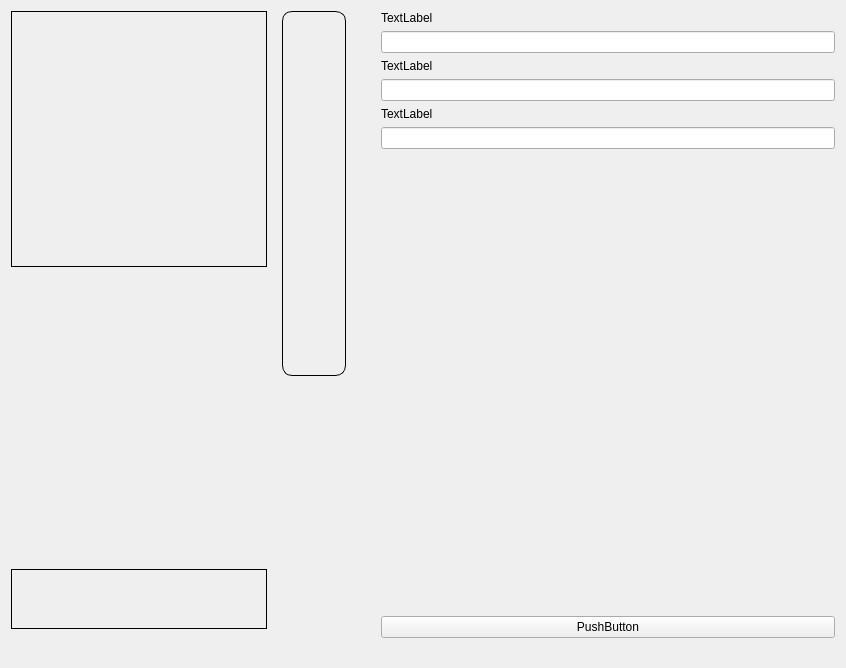
The window that mainwindow.ui (mortalis13/Qt-Color-Picker-Qt) describes before a commit, drawn with Qt 5.
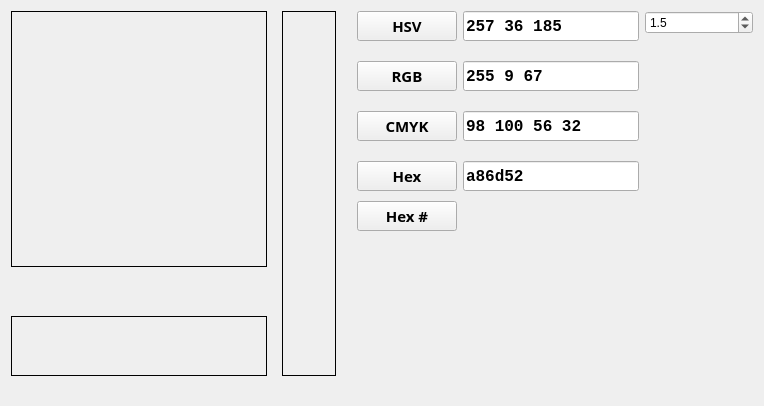
The same window after the commit. Custom widgets are drawn as their Qt base class.

Commit message: Layout, border, change huebar position

Diff of the .ui file:
```diff
--- a/mainwindow.ui
+++ b/mainwindow.ui
@@ -6,8 +6,8 @@
    <rect>
     <x>0</x>
     <y>0</y>
-    <width>846</width>
-    <height>668</height>
+    <width>764</width>
+    <height>401</height>
    </rect>
   </property>
   <property name="sizePolicy">
@@ -24,10 +24,10 @@
   </property>
   <widget class="QWidget" name="centralWidget">
    <layout class="QHBoxLayout" name="horizontalLayout">
-    <item>
-     <widget class="QWidget" name="widget" native="true">
+    <item alignment="Qt::AlignTop">
+     <widget class="QWidget" name="pColorPicker" native="true">
       <property name="sizePolicy">
-       <sizepolicy hsizetype="Preferred" vsizetype="Preferred">
+       <sizepolicy hsizetype="Preferred" vsizetype="Fixed">
         <horstretch>0</horstretch>
         <verstretch>0</verstretch>
        </sizepolicy>
@@ -35,7 +35,13 @@
       <property name="minimumSize">
        <size>
         <width>0</width>
-        <height>0</height>
+        <height>365</height>
+       </size>
+      </property>
+      <property name="maximumSize">
+       <size>
+        <width>16777215</width>
+        <height>365</height>
        </size>
       </property>
       <property name="autoFillBackground">
@@ -49,31 +55,34 @@
         <number>0</number>
        </property>
        <property name="rightMargin">
-        <number>9</number>
+        <number>0</number>
        </property>
        <property name="bottomMargin">
-        <number>9</number>
+        <number>0</number>
        </property>
        <property name="spacing">
         <number>0</number>
        </property>
-       <item row="0" column="1">
-        <spacer name="horizontalSpacer">
-         <property name="orientation">
-          <enum>Qt::Horizontal</enum>
+       <item row="0" column="0" alignment="Qt::AlignTop">
+        <widget class="SatValueSelector" name="satValueSelector" native="true">
+         <property name="sizePolicy">
+          <sizepolicy hsizetype="Fixed" vsizetype="Fixed">
+           <horstretch>0</horstretch>
+           <verstretch>0</verstretch>
+          </sizepolicy>
          </property>
-         <property name="sizeType">
-          <enum>QSizePolicy::Fixed</enum>
-         </property>
-         <property name="sizeHint" stdset="0">
+         <property name="minimumSize">
           <size>
-           <width>15</width>
-           <height>20</height>
+           <width>256</width>
+           <height>256</height>
           </size>
          </property>
-        </spacer>
+         <property name="styleSheet">
+          <string notr="true">border:1px solid;</string>
+         </property>
+        </widget>
        </item>
-       <item row="0" column="2" rowspan="3" alignment="Qt::AlignTop">
+       <item row="0" column="2" rowspan="4" alignment="Qt::AlignTop">
         <widget class="HueBar" name="hueBar" native="true">
          <property name="sizePolicy">
           <sizepolicy hsizetype="Fixed" vsizetype="Fixed">
@@ -83,19 +92,25 @@
          </property>
          <property name="minimumSize">
           <size>
-           <width>64</width>
+           <width>54</width>
            <height>365</height>
           </size>
          </property>
+         <property name="maximumSize">
+          <size>
+           <width>54</width>
+           <height>16777215</height>
+          </size>
+         </property>
          <property name="autoFillBackground">
           <bool>false</bool>
          </property>
          <property name="styleSheet">
-          <string notr="true">border:1px solid; border-radius:10px</string>
+          <string notr="true">border:1px solid</string>
          </property>
         </widget>
        </item>
-       <item row="2" column="0" alignment="Qt::AlignBottom">
+       <item row="3" column="0" alignment="Qt::AlignBottom">
         <widget class="ColorSample" name="colorSample" native="true">
          <property name="sizePolicy">
           <sizepolicy hsizetype="Fixed" vsizetype="Fixed">
@@ -114,6 +129,22 @@
          </property>
         </widget>
        </item>
+       <item row="0" column="1">
+        <spacer name="hSpacer2">
+         <property name="orientation">
+          <enum>Qt::Horizontal</enum>
+         </property>
+         <property name="sizeType">
+          <enum>QSizePolicy::Fixed</enum>
+         </property>
+         <property name="sizeHint" stdset="0">
+          <size>
+           <width>15</width>
+           <height>20</height>
+          </size>
+         </property>
+        </spacer>
+       </item>
        <item row="1" column="0">
         <spacer name="verticalSpacer">
          <property name="orientation">
@@ -162,106 +193,396 @@
       </property>
       <property name="sizeHint" stdset="0">
        <size>
-        <width>20</width>
+        <width>15</width>
         <height>20</height>
        </size>
       </property>
      </spacer>
     </item>
     <item>
-     <widget class="QWidget" name="widget_2" native="true">
-      <layout class="QVBoxLayout" name="verticalLayout">
-       <property name="leftMargin">
-        <number>0</number>
-       </property>
-       <property name="topMargin">
-        <number>0</number>
-       </property>
-       <property name="rightMargin">
-        <number>0</number>
-       </property>
-       <property name="bottomMargin">
-        <number>0</number>
-       </property>
-       <item>
-        <widget class="QLabel" name="label">
-         <property name="text">
-          <string>TextLabel</string>
+     <layout class="QVBoxLayout" name="loColorText">
+      <property name="spacing">
+       <number>20</number>
+      </property>
+      <property name="rightMargin">
+       <number>0</number>
+      </property>
+      <item>
+       <widget class="QWidget" name="pHSV" native="true">
+        <property name="sizePolicy">
+         <sizepolicy hsizetype="Preferred" vsizetype="Maximum">
+          <horstretch>0</horstretch>
+          <verstretch>0</verstretch>
+         </sizepolicy>
+        </property>
+        <property name="minimumSize">
+         <size>
+          <width>0</width>
+          <height>0</height>
+         </size>
+        </property>
+        <layout class="QHBoxLayout" name="horizontalLayout_4">
+         <property name="leftMargin">
+          <number>0</number>
          </property>
-        </widget>
-       </item>
-       <item>
-        <widget class="QLineEdit" name="lineEdit"/>
-       </item>
-       <item>
-        <widget class="QLabel" name="label_2">
-         <property name="text">
-          <string>TextLabel</string>
+         <property name="topMargin">
+          <number>0</number>
          </property>
-        </widget>
-       </item>
-       <item>
-        <widget class="QLineEdit" name="lineEdit_2"/>
-       </item>
-       <item>
-        <widget class="QLabel" name="label_3">
-         <property name="text">
-          <string>TextLabel</string>
+         <property name="rightMargin">
+          <number>0</number>
          </property>
-        </widget>
-       </item>
-       <item>
-        <widget class="QLineEdit" name="lineEdit_3"/>
-       </item>
-       <item>
-        <widget class="TestPaint" name="widget_3" native="true">
-         <property name="sizePolicy">
-          <sizepolicy hsizetype="Fixed" vsizetype="Fixed">
-           <horstretch>0</horstretch>
-           <verstretch>0</verstretch>
-          </sizepolicy>
+         <property name="bottomMargin">
+          <number>0</number>
          </property>
-         <property name="minimumSize">
-          <size>
-           <width>400</width>
-           <height>400</height>
-          </size>
+         <item>
+          <widget class="QPushButton" name="bHSV">
+           <property name="minimumSize">
+            <size>
+             <width>100</width>
+             <height>30</height>
+            </size>
+           </property>
+           <property name="font">
+            <font>
+             <family>Trebuchet MS</family>
+             <pointsize>11</pointsize>
+             <weight>75</weight>
+             <italic>false</italic>
+             <bold>true</bold>
+            </font>
+           </property>
+           <property name="text">
+            <string>HSV</string>
+           </property>
+          </widget>
+         </item>
+         <item>
+          <widget class="QLineEdit" name="leHSV">
+           <property name="sizePolicy">
+            <sizepolicy hsizetype="Fixed" vsizetype="Fixed">
+             <horstretch>0</horstretch>
+             <verstretch>0</verstretch>
+            </sizepolicy>
+           </property>
+           <property name="minimumSize">
+            <size>
+             <width>0</width>
+             <height>30</height>
+            </size>
+           </property>
+           <property name="font">
+            <font>
+             <family>Consolas</family>
+             <pointsize>12</pointsize>
+             <weight>75</weight>
+             <bold>true</bold>
+            </font>
+           </property>
+           <property name="text">
+            <string>257 36 185</string>
+           </property>
+          </widget>
+         </item>
+        </layout>
+       </widget>
+      </item>
+      <item>
+       <widget class="QWidget" name="pRGB" native="true">
+        <property name="sizePolicy">
+         <sizepolicy hsizetype="Preferred" vsizetype="Maximum">
+          <horstretch>0</horstretch>
+          <verstretch>0</verstretch>
+         </sizepolicy>
+        </property>
+        <property name="minimumSize">
+         <size>
+          <width>0</width>
+          <height>0</height>
+         </size>
+        </property>
+        <layout class="QHBoxLayout" name="horizontalLayout_3">
+         <property name="leftMargin">
+          <number>0</number>
          </property>
-         <property name="styleSheet">
-          <string notr="true"/>
+         <property name="topMargin">
+          <number>0</number>
          </property>
-        </widget>
-       </item>
-       <item>
-        <spacer name="verticalSpacer_2">
-         <property name="orientation">
-          <enum>Qt::Vertical</enum>
+         <property name="rightMargin">
+          <number>0</number>
          </property>
-         <property name="sizeHint" stdset="0">
-          <size>
-           <width>20</width>
-           <height>40</height>
-          </size>
+         <property name="bottomMargin">
+          <number>0</number>
          </property>
-        </spacer>
-       </item>
-       <item>
-        <widget class="QPushButton" name="pushButton">
-         <property name="text">
-          <string>PushButton</string>
+         <item>
+          <widget class="QPushButton" name="bRGB">
+           <property name="minimumSize">
+            <size>
+             <width>100</width>
+             <height>30</height>
+            </size>
+           </property>
+           <property name="font">
+            <font>
+             <family>Trebuchet MS</family>
+             <pointsize>11</pointsize>
+             <weight>75</weight>
+             <italic>false</italic>
+             <bold>true</bold>
+            </font>
+           </property>
+           <property name="text">
+            <string>RGB</string>
+           </property>
+          </widget>
+         </item>
+         <item>
+          <widget class="QLineEdit" name="leRGB">
+           <property name="sizePolicy">
+            <sizepolicy hsizetype="Fixed" vsizetype="Fixed">
+             <horstretch>0</horstretch>
+             <verstretch>0</verstretch>
+            </sizepolicy>
+           </property>
+           <property name="minimumSize">
+            <size>
+             <width>0</width>
+             <height>30</height>
+            </size>
+           </property>
+           <property name="font">
+            <font>
+             <family>Consolas</family>
+             <pointsize>12</pointsize>
+             <weight>75</weight>
+             <bold>true</bold>
+            </font>
+           </property>
+           <property name="text">
+            <string>255 9 67</string>
+           </property>
+          </widget>
+         </item>
+        </layout>
+       </widget>
+      </item>
+      <item alignment="Qt::AlignTop">
+       <widget class="QWidget" name="pCMYK" native="true">
+        <property name="sizePolicy">
+         <sizepolicy hsizetype="Preferred" vsizetype="Preferred">
+          <horstretch>0</horstretch>
+          <verstretch>0</verstretch>
+         </sizepolicy>
+        </property>
+        <property name="minimumSize">
+         <size>
+          <width>0</width>
+          <height>0</height>
+         </size>
+        </property>
+        <layout class="QHBoxLayout" name="horizontalLayout_2">
+         <property name="leftMargin">
+          <number>0</number>
          </property>
-        </widget>
-       </item>
-      </layout>
-      <zorder>pushButton</zorder>
-      <zorder>verticalSpacer_2</zorder>
-      <zorder>lineEdit</zorder>
-      <zorder>lineEdit_2</zorder>
-      <zorder>lineEdit_3</zorder>
-      <zorder>label</zorder>
-      <zorder>label_2</zorder>
-      <zorder>label_3</zorder>
-      <zorder>widget_3</zorder>
+         <property name="topMargin">
+          <number>0</number>
+         </property>
+         <property name="rightMargin">
+          <number>0</number>
+         </property>
+         <property name="bottomMargin">
+          <number>0</number>
+         </property>
+         <item>
+          <widget class="QPushButton" name="bCMYK">
+           <property name="minimumSize">
+            <size>
+             <width>100</width>
+             <height>30</height>
+            </size>
+           </property>
+           <property name="font">
+            <font>
+             <family>Trebuchet MS</family>
+             <pointsize>11</pointsize>
+             <weight>75</weight>
+             <italic>false</italic>
+             <bold>true</bold>
+            </font>
+           </property>
+           <property name="text">
+            <string>CMYK</string>
+           </property>
+          </widget>
+         </item>
+         <item>
+          <widget class="QLineEdit" name="leCMYK">
+           <property name="sizePolicy">
+            <sizepolicy hsizetype="Fixed" vsizetype="Fixed">
+             <horstretch>0</horstretch>
+             <verstretch>0</verstretch>
+            </sizepolicy>
+           </property>
+           <property name="minimumSize">
+            <size>
+             <width>0</width>
+             <height>30</height>
+            </size>
+           </property>
+           <property name="font">
+            <font>
+             <family>Consolas</family>
+             <pointsize>12</pointsize>
+             <weight>75</weight>
+             <bold>true</bold>
+            </font>
+           </property>
+           <property name="text">
+            <string>98 100 56 32</string>
+           </property>
+          </widget>
+         </item>
+        </layout>
+       </widget>
+      </item>
+      <item alignment="Qt::AlignTop">
+       <widget class="QWidget" name="pHex" native="true">
+        <property name="sizePolicy">
+         <sizepolicy hsizetype="Preferred" vsizetype="Maximum">
+          <horstretch>0</horstretch>
+          <verstretch>0</verstretch>
+         </sizepolicy>
+        </property>
+        <property name="minimumSize">
+         <size>
+          <width>0</width>
+          <height>0</height>
+         </size>
+        </property>
+        <layout class="QGridLayout" name="gridLayout_2">
+         <property name="leftMargin">
+          <number>0</number>
+         </property>
+         <property name="topMargin">
+          <number>0</number>
+         </property>
+         <property name="rightMargin">
+          <number>0</number>
+         </property>
+         <property name="bottomMargin">
+          <number>0</number>
+         </property>
+         <property name="verticalSpacing">
+          <number>10</number>
+         </property>
+         <item row="0" column="0">
+          <widget class="QPushButton" name="bHex">
+           <property name="minimumSize">
+            <size>
+             <width>100</width>
+             <height>30</height>
+            </size>
+           </property>
+           <property name="font">
+            <font>
+             <family>Trebuchet MS</family>
+             <pointsize>11</pointsize>
+             <weight>75</weight>
+             <italic>false</italic>
+             <bold>true</bold>
+            </font>
+           </property>
+           <property name="text">
+            <string>Hex</string>
+           </property>
+          </widget>
+         </item>
+         <item row="0" column="1">
+          <widget class="QLineEdit" name="leHex">
+           <property name="sizePolicy">
+            <sizepolicy hsizetype="Fixed" vsizetype="Fixed">
+             <horstretch>0</horstretch>
+             <verstretch>0</verstretch>
+            </sizepolicy>
+           </property>
+           <property name="minimumSize">
+            <size>
+             <width>0</width>
+             <height>30</height>
+            </size>
+           </property>
+           <property name="font">
+            <font>
+             <family>Consolas</family>
+             <pointsize>12</pointsize>
+             <weight>75</weight>
+             <bold>true</bold>
+            </font>
+           </property>
+           <property name="text">
+            <string>a86d52</string>
+           </property>
+          </widget>
+         </item>
+         <item row="1" column="0">
+          <widget class="QPushButton" name="bHexHash">
+           <property name="minimumSize">
+            <size>
+             <width>100</width>
+             <height>30</height>
+            </size>
+           </property>
+           <property name="font">
+            <font>
+             <family>Trebuchet MS</family>
+             <pointsize>11</pointsize>
+             <weight>75</weight>
+             <italic>false</italic>
+             <bold>true</bold>
+            </font>
+           </property>
+           <property name="text">
+            <string>Hex #</string>
+           </property>
+          </widget>
+         </item>
+        </layout>
+       </widget>
+      </item>
+      <item>
+       <spacer name="vSpacer1">
+        <property name="orientation">
+         <enum>Qt::Vertical</enum>
+        </property>
+        <property name="sizeType">
+         <enum>QSizePolicy::Expanding</enum>
+        </property>
+        <property name="sizeHint" stdset="0">
+         <size>
+          <width>20</width>
+          <height>40</height>
+         </size>
+        </property>
+       </spacer>
+      </item>
+     </layout>
+    </item>
+    <item alignment="Qt::AlignTop">
+     <widget class="QDoubleSpinBox" name="doubleSpinBox">
+      <property name="minimumSize">
+       <size>
+        <width>100</width>
+        <height>0</height>
+       </size>
+      </property>
+      <property name="decimals">
+       <number>1</number>
+      </property>
+      <property name="singleStep">
+       <double>0.500000000000000</double>
+      </property>
+      <property name="value">
+       <double>1.500000000000000</double>
+      </property>
      </widget>
     </item>
    </layout>
@@ -277,12 +598,6 @@
  </widget>
  <layoutdefault spacing="6" margin="11"/>
  <customwidgets>
-  <customwidget>
-   <class>TestPaint</class>
-   <extends>QWidget</extends>
-   <header>testpaint.h</header>
-   <container>1</container>
-  </customwidget>
   <customwidget>
    <class>HueBar</class>
    <extends>QWidget</extends>
```
Left out of the diff: 42 changed lines with no effect on the pictures. The commit also changes 5 other files.
